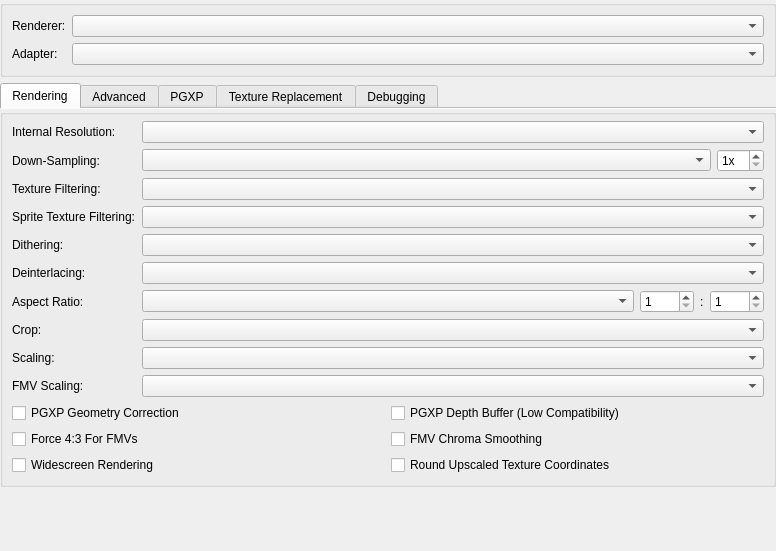
First picture: the form in src/duckstation-qt/graphicssettingswidget.ui, repository stenzek/duckstation, before the edit.
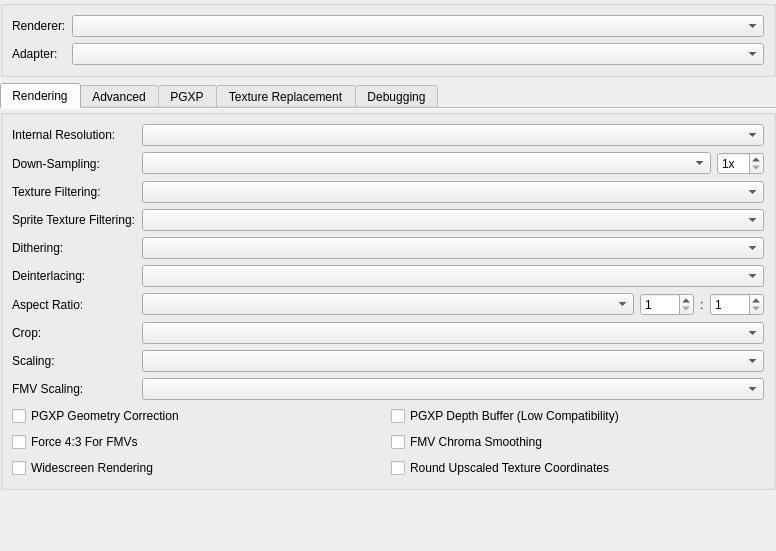
Second picture: the form after the edit. Icons and pictures are not drawn.

Commit message: Qt: Minor UI consistency fixes

```diff
--- a/src/duckstation-qt/graphicssettingswidget.ui
+++ b/src/duckstation-qt/graphicssettingswidget.ui
@@ -83,9 +83,6 @@
           <string/>
          </property>
          <layout class="QGridLayout" name="gridLayout_4" columnstretch="0,1">
-          <property name="topMargin">
-           <number>6</number>
-          </property>
           <item row="0" column="0">
            <widget class="QLabel" name="resolutionScaleLabel">
             <property name="text">
```
Left out of the diff: 7 changed lines with no effect on the pictures. The commit also changes 3 other files.
